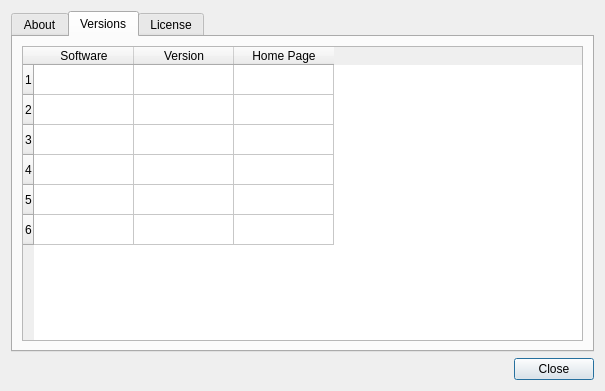
The window that gsdview/ui/aboutdialog.ui (avalentino/gsdview) describes before a commit, drawn with Qt 5.
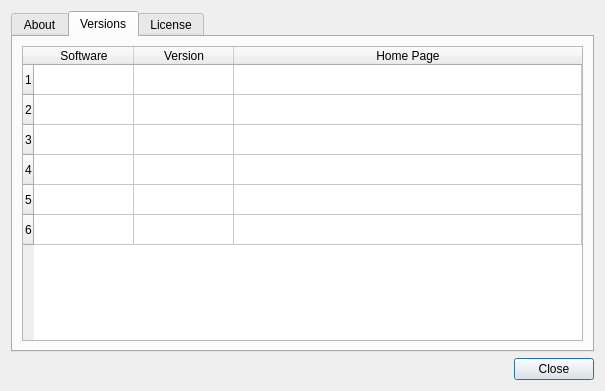
The same window after the commit. The open tabs and pages were chosen to show the change. Icons and pictures are not drawn.

The edit to the form file:
```diff
--- a/gsdview/ui/aboutdialog.ui
+++ b/gsdview/ui/aboutdialog.ui
@@ -181,6 +181,9 @@
          <property name="editTriggers">
           <set>QAbstractItemView::NoEditTriggers</set>
          </property>
+         <attribute name="horizontalHeaderStretchLastSection">
+          <bool>true</bool>
+         </attribute>
          <row/>
          <row/>
          <row/>
```
Left out of the diff: 3 changed lines with no effect on the pictures.
